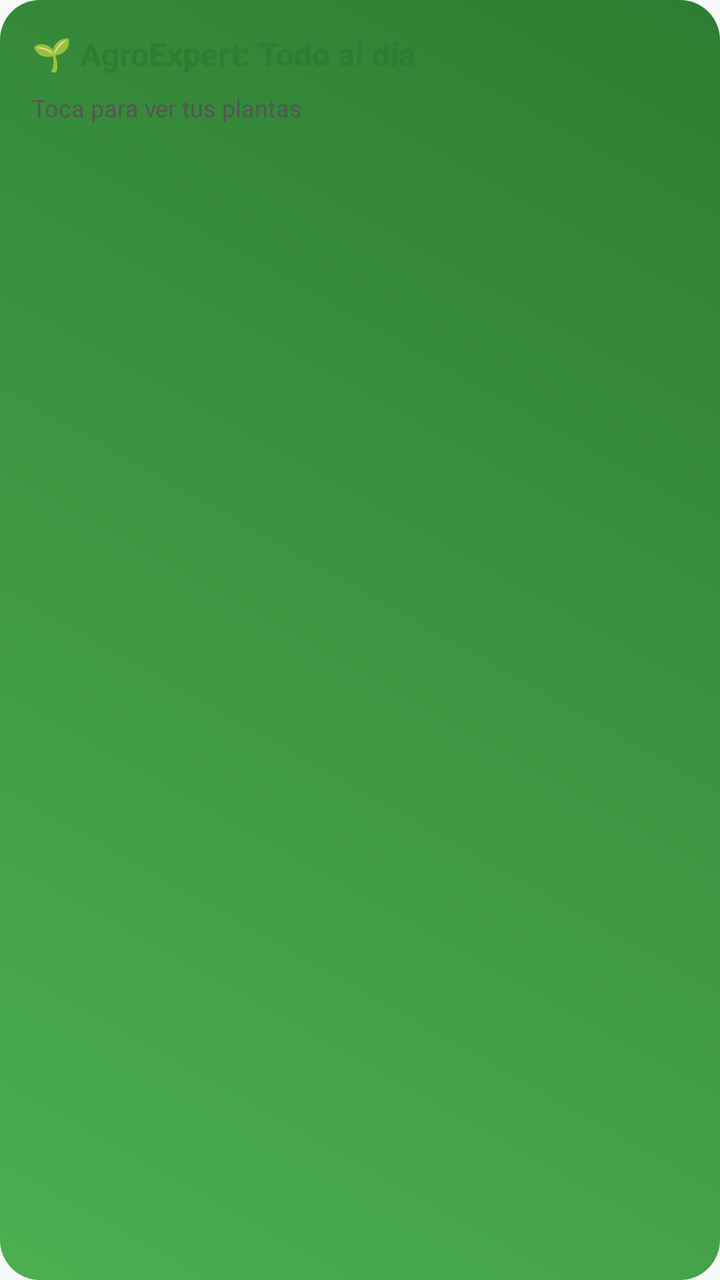
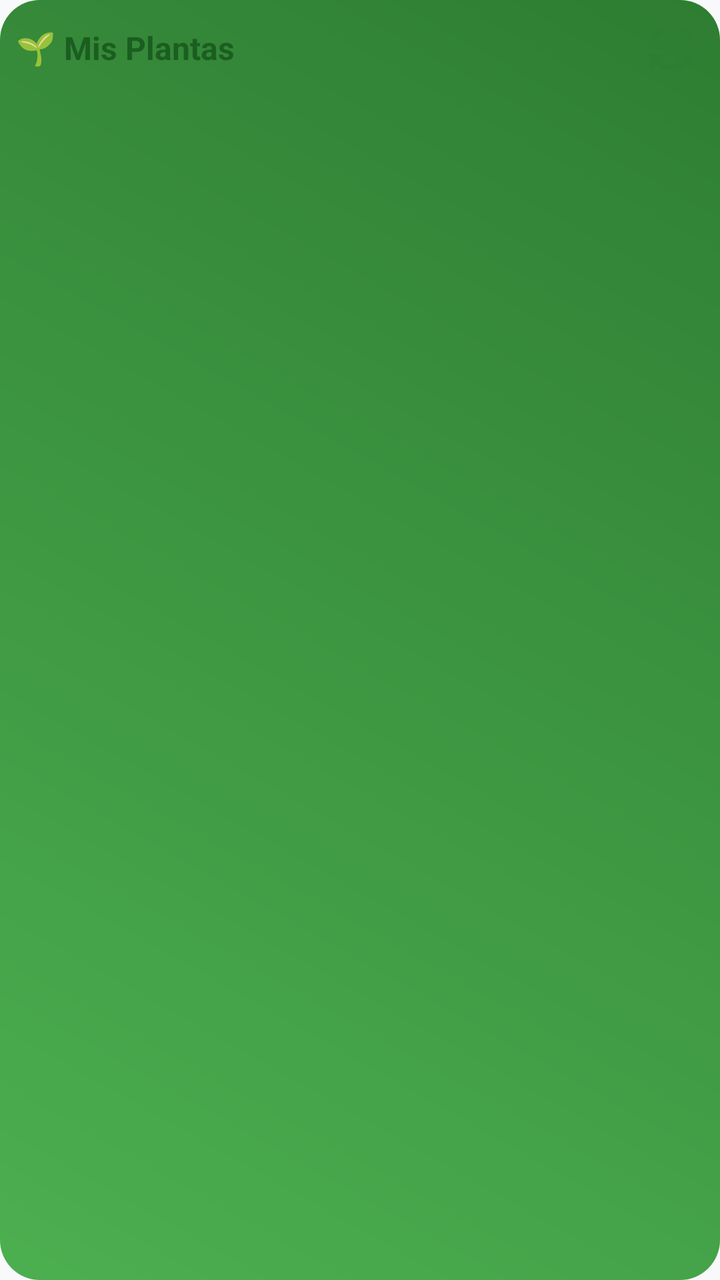

Screens rendered from an Android XML layout before and after an edit, with the pre-edit source and the edit as a unified diff.
<!-- AndroidManifest.xml: application theme Theme.LaterealMenu -->
<!-- res/layout/widget_recordatorio.xml -->
<LinearLayout xmlns:android="http://schemas.android.com/apk/res/android"
    android:layout_width="match_parent"
    android:layout_height="match_parent"
    android:background="@drawable/bg_card_plantas"
    android:orientation="vertical"
    android:padding="16dp">

    <TextView
        android:id="@+id/appwidget_text"
        android:layout_width="wrap_content"
        android:layout_height="wrap_content"
        android:text="🌱 AgroExpert: Todo al día"
        android:textColor="#2E7D32"
        android:textStyle="bold"
        android:textSize="16sp" />

    <TextView
        android:layout_width="wrap_content"
        android:layout_height="wrap_content"
        android:text="Toca para ver tus plantas"
        android:textColor="#555555"
        android:textSize="12sp"
        android:layout_marginTop="8dp"/>
</LinearLayout>
<!-- resources referenced by this layout -->
<resources>
  <!-- drawable bg_card_plantas (drawable) -->
  <?xml version="1.0" encoding="utf-8"?>
  <shape xmlns:android="http://schemas.android.com/apk/res/android">
      <gradient
          android:startColor="#4CAF50"
          android:endColor="#2E7D32"
          android:angle="45" />
      <corners android:radius="20dp" />
  </shape>
  <style name="Theme.LaterealMenu" parent="Base.Theme.LaterealMenu" />
  <style name="Base.Theme.LaterealMenu" parent="Theme.Material3.DayNight.NoActionBar">
          
          <item name="colorPrimary">@color/primary_color</item>
          <item name="colorPrimaryVariant">@color/primary_dark</item>
          <item name="colorSecondary">@color/accent_color</item>
          <item name="colorSurface">@color/surface_white</item>
          <item name="colorOnPrimary">@color/white</item>
          <item name="colorOnSurface">@color/text_primary</item>
          <item name="android:colorBackground">@color/background_light</item>
  
          
          <item name="drawerArrowStyle">@style/MyDrawerArrowToggle</item>
      </style>
  <color name="primary_color">#2E7D32</color>
  <color name="primary_dark">#1B5E20</color>
  <color name="accent_color">#FF9800</color>
  <color name="surface_white">#FFFFFF</color>
  <color name="white">#FFFFFFFF</color>
  <color name="text_primary">#212121</color>
  <color name="background_light">#F8F9FA</color>
  <style name="MyDrawerArrowToggle" parent="Widget.AppCompat.DrawerArrowToggle">
          <item name="color">@color/white</item>
          <item name="spinBars">true</item>
          <item name="drawableSize">24dp</item>
      </style>
</resources>

<!-- the commit's change to res/layout/widget_recordatorio.xml (unified diff, before → after) -->
@@ -3,22 +3,48 @@
     android:layout_height="match_parent"
     android:background="@drawable/bg_card_plantas"
     android:orientation="vertical"
-    android:padding="16dp">
+    android:padding="8dp">
+
+    <LinearLayout
+        android:layout_width="match_parent"
+        android:layout_height="wrap_content"
+        android:gravity="center_vertical"
+        android:orientation="horizontal"
+        android:paddingBottom="8dp">
+
+        <TextView
+            android:layout_width="0dp"
+            android:layout_height="wrap_content"
+            android:layout_weight="1"
+            android:text="🌱 Mis Plantas"
+            android:textColor="#1B5E20"
+            android:textSize="16sp"
+            android:textStyle="bold" />
+
+        <ImageButton
+            android:id="@+id/btnWidgetRefresh"
+            android:layout_width="32dp"
+            android:layout_height="32dp"
+            android:background="?android:attr/selectableItemBackgroundBorderless"
+            android:src="@android:drawable/ic_popup_sync"
+            android:tint="#2E7D32" />
+    </LinearLayout>
+
+    <ListView
+        android:id="@+id/widgetListView"
+        android:layout_width="match_parent"
+        android:layout_height="match_parent"
+        android:divider="#00000000"
+        android:dividerHeight="8dp" />
 
     <TextView
-        android:id="@+id/appwidget_text"
-        android:layout_width="wrap_content"
-        android:layout_height="wrap_content"
-        android:text="🌱 AgroExpert: Todo al día"
-        android:textColor="#2E7D32"
-        android:textStyle="bold"
-        android:textSize="16sp" />
-
-    <TextView
-        android:layout_width="wrap_content"
-        android:layout_height="wrap_content"
-        android:text="Toca para ver tus plantas"
+        android:id="@+id/empty_view"
+        android:layout_width="match_parent"
+        android:layout_height="match_parent"
+        android:gravity="center"
+        android:text="No tienes plantas registradas"
         android:textColor="#555555"
         android:textSize="12sp"
-        android:layout_marginTop="8dp"/>
+        android:visibility="gone" />
+
 </LinearLayout>
